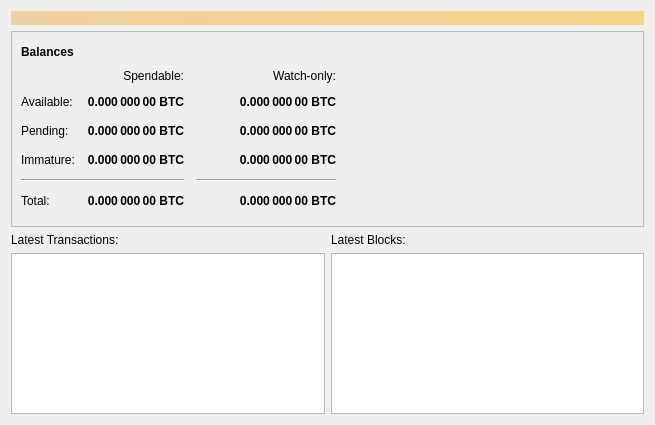
Qt form src/qt/forms/overviewpage.ui (torkelrogstad/mainchain) before a commit.
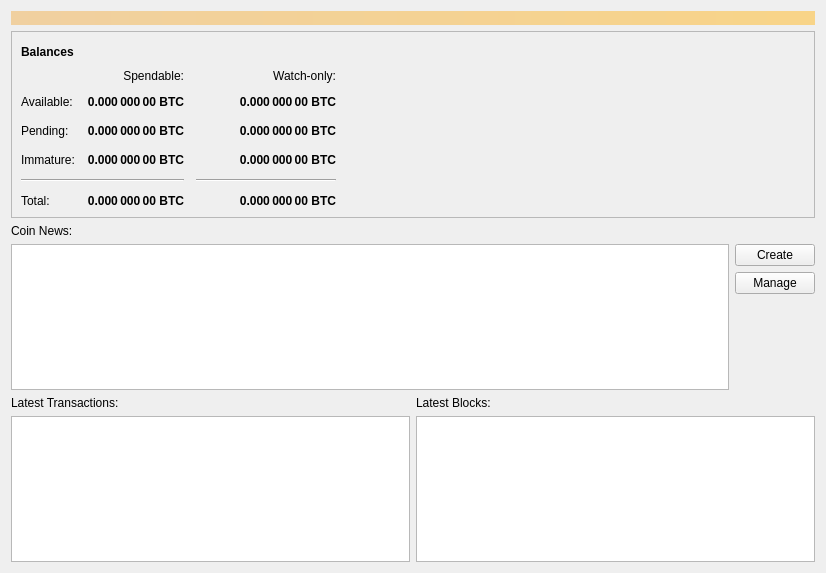
The same form after that commit. Icons and pictures are not drawn.

Commit message: Add news table model, display on overview page

```diff
--- a/src/qt/forms/overviewpage.ui
+++ b/src/qt/forms/overviewpage.ui
@@ -6,8 +6,8 @@
    <rect>
     <x>0</x>
     <y>0</y>
-    <width>655</width>
-    <height>425</height>
+    <width>826</width>
+    <height>573</height>
    </rect>
   </property>
   <property name="windowTitle">
@@ -423,6 +423,63 @@
      </item>
     </layout>
    </item>
+   <item>
+    <widget class="QLabel" name="label_3">
+     <property name="text">
+      <string>Coin News:</string>
+     </property>
+    </widget>
+   </item>
+   <item>
+    <layout class="QHBoxLayout" name="horizontalLayout_3">
+     <property name="bottomMargin">
+      <number>0</number>
+     </property>
+     <item>
+      <widget class="QTableView" name="tableViewNews">
+       <property name="font">
+        <font>
+         <family>Noto Mono</family>
+        </font>
+       </property>
+      </widget>
+     </item>
+     <item>
+      <layout class="QVBoxLayout" name="verticalLayout_6">
+       <property name="rightMargin">
+        <number>0</number>
+       </property>
+       <item>
+        <widget class="QPushButton" name="pushButtonCreateNews">
+         <property name="text">
+          <string>Create</string>
+         </property>
+        </widget>
+       </item>
+       <item>
+        <widget class="QPushButton" name="pushButtonManageNews">
+         <property name="text">
+          <string>Manage</string>
+         </property>
+        </widget>
+       </item>
+       <item>
+        <spacer name="verticalSpacer_2">
+         <property name="orientation">
+          <enum>Qt::Vertical</enum>
+         </property>
+         <property name="sizeHint" stdset="0">
+          <size>
+           <width>20</width>
+           <height>40</height>
+          </size>
+         </property>
+        </spacer>
+       </item>
+      </layout>
+     </item>
+    </layout>
+   </item>
    <item>
     <layout class="QHBoxLayout" name="horizontalLayout_2">
      <property name="bottomMargin">
```
The commit also changes 5 other files.
